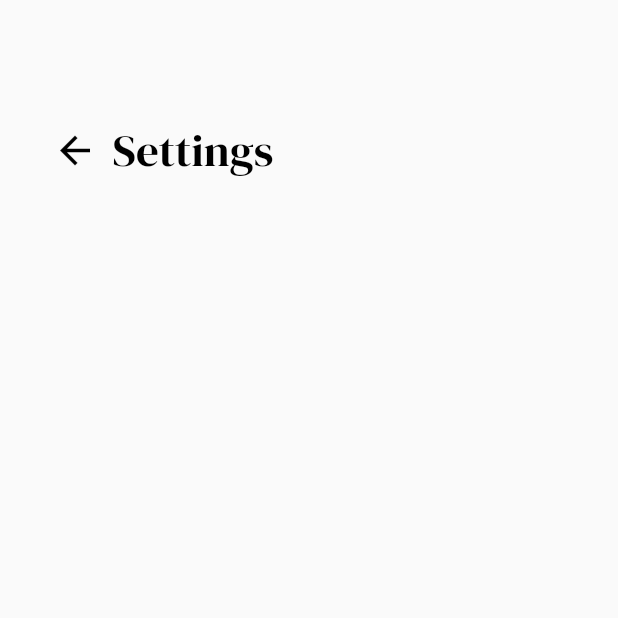
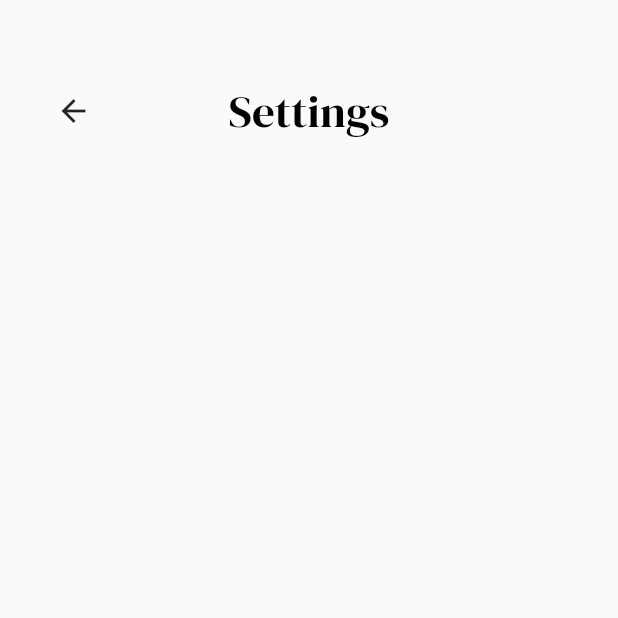
Before and after one commit to shoewhen/thyme-wise, a Flutter app: the Settings screen opened directly, on a phone screen of 412 x 824 dp, the top half of it. Run offline on Flutter 3.47's test engine with Material 2 defaults, Android fonts, the light colour scheme and no system bars; our stand-ins replace google_fonts.

Commit message:
I GOT THE SETTINGS TEXT CENTERED

```diff
--- a/lib/main.dart
+++ b/lib/main.dart
@@ -14,7 +14,7 @@ class MyApp extends StatelessWidget {
   Widget build(BuildContext context) {
     return MaterialApp(
       debugShowCheckedModeBanner: false,
-      home: Intro(),
+      home: const Intro(),
       routes: {
         '/intropage': (context) => const Intro(),
         '/homepage': (context) => const Home(),
--- a/lib/pages/intro.dart
+++ b/lib/pages/intro.dart
@@ -9,7 +9,7 @@ class Intro extends StatelessWidget {
   @override
   Widget build(BuildContext context) {
     return Scaffold(
-      backgroundColor: Color.fromARGB(255, 201, 231, 187),
+      backgroundColor: const Color.fromARGB(255, 201, 231, 187),
       body: Padding(padding: const EdgeInsets.all(25.0),
       child: Column(
         mainAxisAlignment: MainAxisAlignment.center,
@@ -19,7 +19,7 @@ class Intro extends StatelessWidget {
             "THYME-WISE",
             style: GoogleFonts.ribeyeMarrow(
               fontSize: 45,
-              color: Color.fromARGB(255, 114, 166, 113),
+              color: const Color.fromARGB(255, 114, 166, 113),
             ),
           ),
 
--- a/lib/pages/settings.dart
+++ b/lib/pages/settings.dart
@@ -11,21 +11,24 @@ class Settings extends StatelessWidget {
       body: Padding(
         padding: const EdgeInsets.all(25.0),
         child: Column(
+          mainAxisAlignment: MainAxisAlignment.start,
           children: [
 
-            const SizedBox(height: 50),
+            const SizedBox(height: 25),
 
-            Row(
+            Stack(
+              alignment: AlignmentDirectional.centerStart,
               children: [
+
+
                 Align(
-                  alignment: Alignment.topLeft,
-                  child: IconButton(
-                      padding: const EdgeInsets.all(0.0),
-                      icon: Icon(
-                        Icons.arrow_back,
-                        color: Colors.black,
-                        size: 30),
-                      iconSize: 50,
+                  alignment: Alignment.center,
+                  child: Row(
+                    mainAxisAlignment: MainAxisAlignment.spaceBetween,
+                    children: [
+                      IconButton(
+                        padding: const EdgeInsets.all(0),
+                        icon: const Icon(Icons.arrow_back),
                         onPressed: () {
                           Navigator.push(
                             context,
@@ -33,24 +36,27 @@ class Settings extends StatelessWidget {
                           );
                         }
                       ),
+                      const Spacer(),
+                    ],
+                  ),
                 ),
 
-                Text(
+                Align(
+                  alignment: Alignment.center,
+                  child: Text(
                     "Settings",
                     textAlign: TextAlign.center,
                     style: GoogleFonts.dmSerifDisplay(
-                    fontSize: 30,
-                    color: Colors.black
+                      color: Colors.black,
+                      fontSize: 30
+                    ),
                   )
                 ),
               ],
             ),
-
-
-
           ],
         ),
-      )
+      ),
     );
   }
 }
```
Lines whose indentation alone changed are shown as unchanged.
